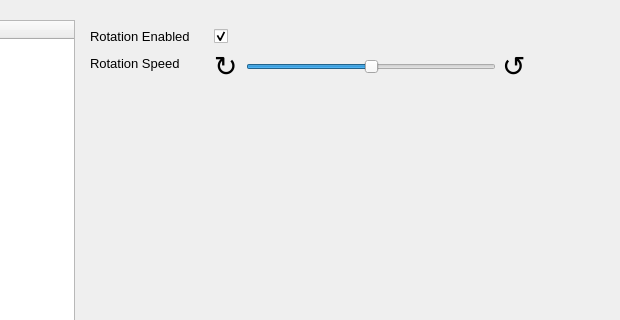
First picture: the form in rgat/settingsDialog.ui, repository ncatlin/rgat, before the edit; both pictures show x 175 to 795 and y 0 to 320 of the 795 by 765 pixel window.
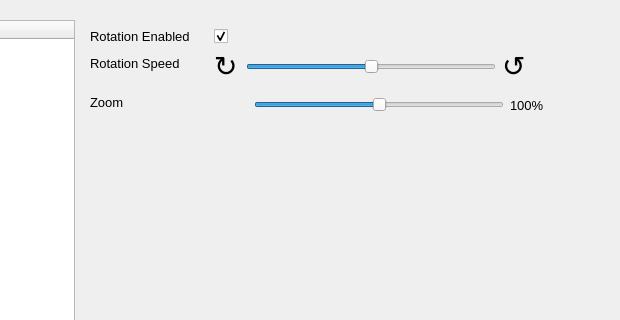
Second picture: the form after the edit. The open tabs and pages were chosen to show the change. Custom widgets are drawn as their Qt base class.

Commit message: fixed wrong conditional nodes being coloured, added preview zoom widgets to settings pane

Patch:
```diff
--- a/rgat/settingsDialog.ui
+++ b/rgat/settingsDialog.ui
@@ -2424,6 +2424,95 @@
               </item>
              </layout>
             </item>
+            <item row="5" column="0">
+             <widget class="QLabel" name="label_46">
+              <property name="font">
+               <font>
+                <pointsize>10</pointsize>
+               </font>
+              </property>
+              <property name="text">
+               <string>Zoom</string>
+              </property>
+             </widget>
+            </item>
+            <item row="5" column="1">
+             <layout class="QHBoxLayout" name="horizontalLayout_12">
+              <property name="spacing">
+               <number>6</number>
+              </property>
+              <property name="leftMargin">
+               <number>0</number>
+              </property>
+              <property name="topMargin">
+               <number>6</number>
+              </property>
+              <property name="rightMargin">
+               <number>0</number>
+              </property>
+              <property name="bottomMargin">
+               <number>6</number>
+              </property>
+              <item>
+               <spacer name="horizontalSpacer">
+                <property name="orientation">
+                 <enum>Qt::Horizontal</enum>
+                </property>
+                <property name="sizeType">
+                 <enum>QSizePolicy::Fixed</enum>
+                </property>
+                <property name="sizeHint" stdset="0">
+                 <size>
+                  <width>40</width>
+                  <height>20</height>
+                 </size>
+                </property>
+               </spacer>
+              </item>
+              <item>
+               <widget class="QSlider" name="previewZoomSlider">
+                <property name="maximumSize">
+                 <size>
+                  <width>250</width>
+                  <height>16777215</height>
+                 </size>
+                </property>
+                <property name="font">
+                 <font>
+                  <pointsize>8</pointsize>
+                 </font>
+                </property>
+                <property name="maximum">
+                 <number>1000</number>
+                </property>
+                <property name="sliderPosition">
+                 <number>500</number>
+                </property>
+                <property name="orientation">
+                 <enum>Qt::Horizontal</enum>
+                </property>
+               </widget>
+              </item>
+              <item>
+               <widget class="QLabel" name="previewZoomLabel">
+                <property name="maximumSize">
+                 <size>
+                  <width>40</width>
+                  <height>16777215</height>
+                 </size>
+                </property>
+                <property name="font">
+                 <font>
+                  <pointsize>10</pointsize>
+                 </font>
+                </property>
+                <property name="text">
+                 <string>100%</string>
+                </property>
+               </widget>
+              </item>
+             </layout>
+            </item>
            </layout>
           </widget>
           <widget class="QWidget" name="instrumentationPage"/>
```
Left out of the diff: 2 changed lines with no effect on the pictures. The commit also changes 4 other files.
